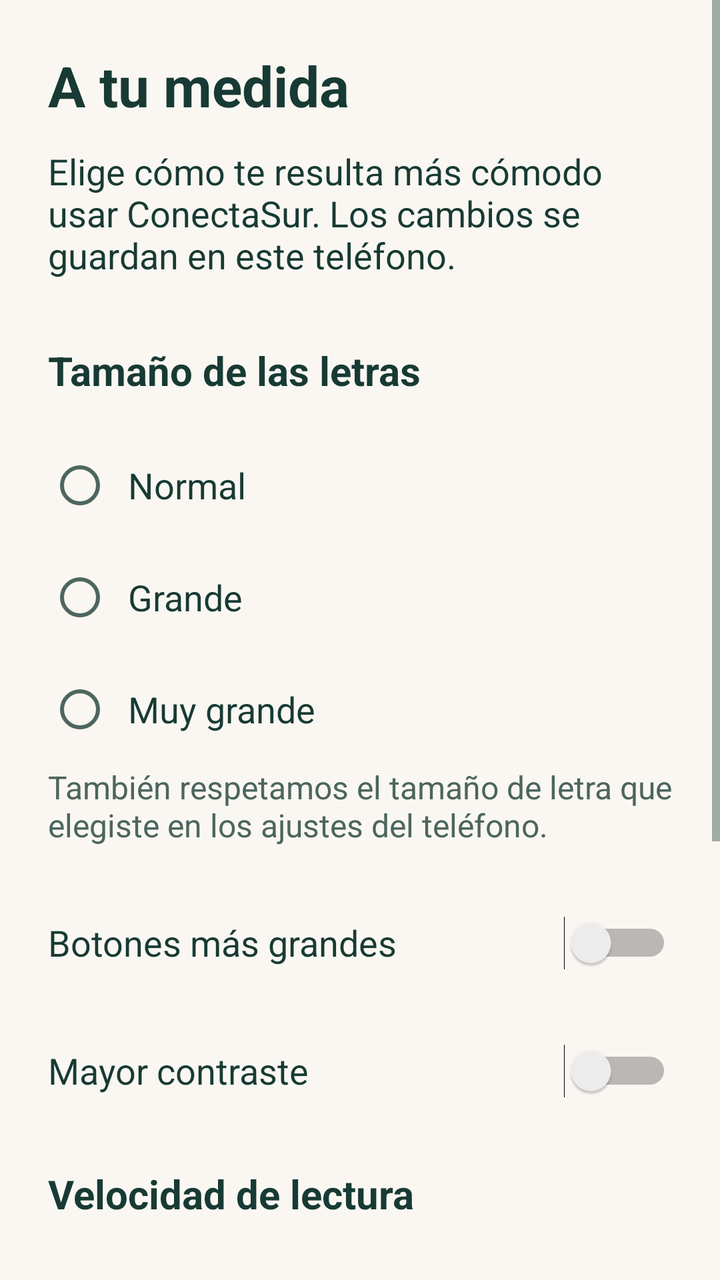
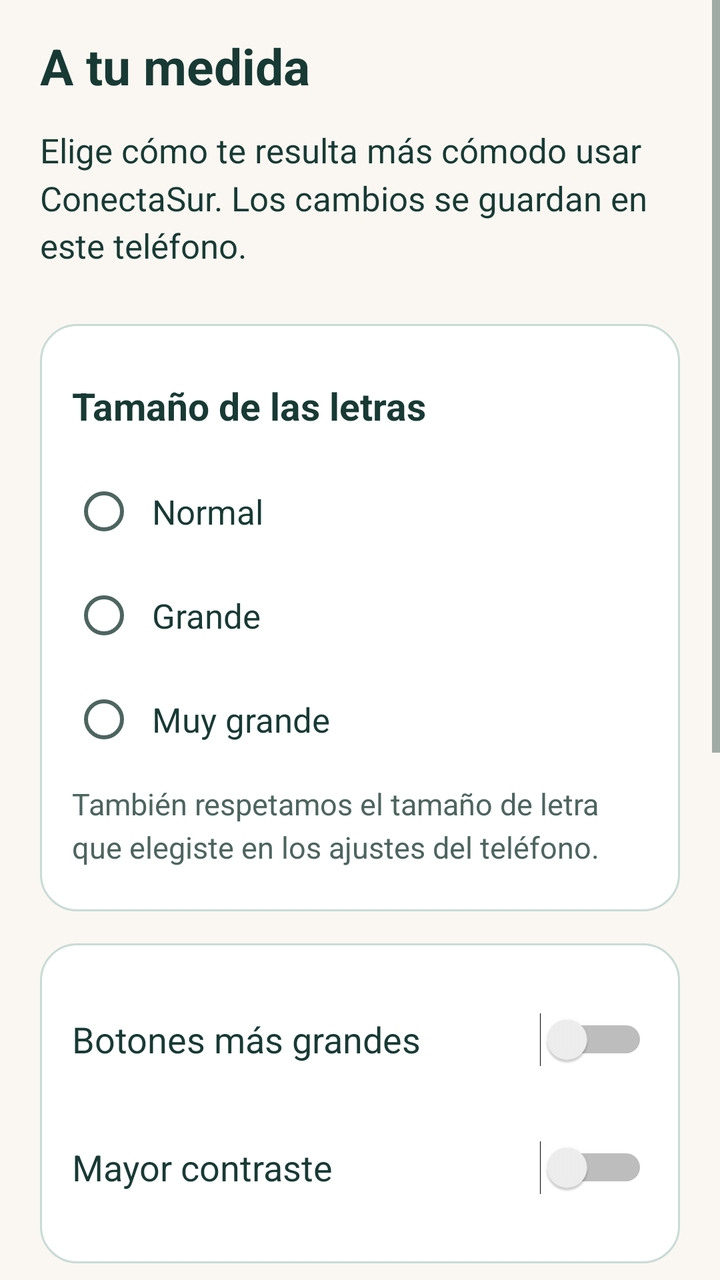

Screens rendered from an Android XML layout before and after an edit, with the pre-edit source and the edit as a unified diff.
<!-- AndroidManifest.xml: application theme Theme.ConectaSur -->
<!-- res/layout/screen_settings.xml -->
<?xml version='1.0' encoding='utf-8'?>
<ScrollView xmlns:android="http://schemas.android.com/apk/res/android" xmlns:tools="http://schemas.android.com/tools" android:id="@+id/page_scroll" android:layout_width="match_parent" android:layout_height="match_parent" android:fillViewport="true" tools:theme="@style/Theme.ConectaSur">
    <LinearLayout android:layout_width="match_parent" android:layout_height="wrap_content" android:orientation="vertical" android:padding="24dp">
        <TextView android:id="@+id/page_title" style="@style/ConectaSur.Title" android:layout_width="match_parent" android:layout_height="wrap_content" android:text="@string/settings_title" />
        <TextView android:id="@+id/settings_intro" style="@style/ConectaSur.Body" android:layout_width="match_parent" android:layout_height="wrap_content" android:text="@string/settings_intro" />
        <TextView android:id="@+id/text_size" style="@style/ConectaSur.Section" android:layout_width="match_parent" android:layout_height="wrap_content" android:text="@string/text_size" />
        <RadioGroup android:id="@+id/text_size_group" android:layout_width="match_parent" android:layout_height="wrap_content" android:orientation="vertical">
            <RadioButton android:id="@+id/text_normal" style="@style/ConectaSur.Option" android:layout_width="match_parent" android:layout_height="wrap_content" android:text="@string/normal" />
            <RadioButton android:id="@+id/text_large" style="@style/ConectaSur.Option" android:layout_width="match_parent" android:layout_height="wrap_content" android:text="@string/large" />
            <RadioButton android:id="@+id/text_very_large" style="@style/ConectaSur.Option" android:layout_width="match_parent" android:layout_height="wrap_content" android:text="@string/very_large" />
        </RadioGroup>
        <TextView android:id="@+id/system_text" style="@style/ConectaSur.Label" android:layout_width="match_parent" android:layout_height="wrap_content" android:text="@string/system_text" />
        <Switch android:id="@+id/big_buttons" android:layout_width="match_parent" android:layout_height="wrap_content" android:minHeight="64dp" android:paddingTop="12dp" android:paddingBottom="12dp" android:textSize="18sp" android:textColor="?attr/appInk" android:text="@string/big_buttons" />
        <Switch android:id="@+id/high_contrast" android:layout_width="match_parent" android:layout_height="wrap_content" android:minHeight="64dp" android:paddingTop="12dp" android:paddingBottom="12dp" android:textSize="18sp" android:textColor="?attr/appInk" android:text="@string/high_contrast" />
        <TextView android:id="@+id/reading_speed" style="@style/ConectaSur.Section" android:layout_width="match_parent" android:layout_height="wrap_content" android:text="@string/reading_speed" />
        <RadioGroup android:id="@+id/speed_group" android:layout_width="match_parent" android:layout_height="wrap_content" android:orientation="vertical">
            <RadioButton android:id="@+id/speed_normal" style="@style/ConectaSur.Option" android:layout_width="match_parent" android:layout_height="wrap_content" android:text="@string/normal_speed" />
            <RadioButton android:id="@+id/speed_slow" style="@style/ConectaSur.Option" android:layout_width="match_parent" android:layout_height="wrap_content" android:text="@string/slow_speed" />
        </RadioGroup>
        <TextView android:id="@+id/voice_note" style="@style/ConectaSur.Label" android:layout_width="match_parent" android:layout_height="wrap_content" android:text="@string/voice_note" />
        <Button android:id="@+id/try_voice" style="@style/ConectaSur.Button" android:layout_width="match_parent" android:layout_height="wrap_content" android:text="@string/try_voice" />
        <Button android:id="@+id/reset_settings" style="@style/ConectaSur.Button" android:layout_width="match_parent" android:layout_height="wrap_content" android:text="@string/reset_settings" />
    </LinearLayout>
</ScrollView>
<!-- resources referenced by this layout -->
<resources>
  <style name="ConectaSur.Body" parent="android:Widget.TextView">
          <item name="android:textSize">18sp</item>
          <item name="android:textColor">?attr/appInk</item>
          <item name="android:layout_marginBottom">16dp</item>
      </style>
  <style name="ConectaSur.Button" parent="android:Widget.Button">
          <item name="android:background">@drawable/button_outline</item>
          <item name="android:textColor">?attr/appInk</item>
          <item name="android:textSize">18sp</item>
          <item name="android:textAllCaps">false</item>
          <item name="android:minHeight">56dp</item>
          <item name="android:paddingStart">16dp</item>
          <item name="android:paddingEnd">16dp</item>
          <item name="android:paddingTop">12dp</item>
          <item name="android:paddingBottom">12dp</item>
          <item name="android:layout_marginBottom">12dp</item>
          <item name="android:drawablePadding">12dp</item>
          <item name="android:stateListAnimator">@null</item>
      </style>
  <style name="ConectaSur.Label" parent="ConectaSur.Body">
          <item name="android:textSize">16sp</item>
          <item name="android:textColor">?attr/appMuted</item>
      </style>
  <style name="ConectaSur.Option" parent="android:Widget.CompoundButton.RadioButton">
          <item name="android:textSize">18sp</item>
          <item name="android:textColor">?attr/appInk</item>
          <item name="android:minHeight">56dp</item>
          <item name="android:padding">8dp</item>
      </style>
  <style name="ConectaSur.Section" parent="ConectaSur.Body">
          <item name="android:textSize">20sp</item>
          <item name="android:textStyle">bold</item>
          <item name="android:layout_marginTop">16dp</item>
      </style>
  <style name="ConectaSur.Title" parent="android:Widget.TextView">
          <item name="android:textSize">28sp</item>
          <item name="android:textStyle">bold</item>
          <item name="android:textColor">?attr/appInk</item>
          <item name="android:layout_marginBottom">12dp</item>
      </style>
  <style name="Theme.ConectaSur" parent="android:style/Theme.Material.Light.NoActionBar">
          <item name="android:fontFamily">sans-serif</item>
          <item name="android:windowLightStatusBar">true</item>
          <item name="android:colorAccent">@color/conectasur_forest</item>
          <item name="android:windowBackground">@color/conectasur_cream</item>
          <item name="android:colorBackground">@color/conectasur_cream</item>
          <item name="android:textColorPrimary">@color/conectasur_ink</item>
          <item name="android:textColorSecondary">#4D655F</item>
          <item name="appInk">@color/conectasur_ink</item>
          <item name="appMuted">#4D655F</item>
          <item name="appSurface">#FFFFFF</item>
          <item name="appPrimary">@color/conectasur_forest</item>
          <item name="appBorder">#CAD8D1</item>
      </style>
  <!-- drawable button_outline (drawable) -->
  <?xml version='1.0' encoding='utf-8'?>
  <selector xmlns:android="http://schemas.android.com/apk/res/android">
      <item android:state_pressed="true">
          <shape>
              <solid android:color="#DCEDE6" />
              <corners android:radius="16dp" />
              <stroke android:width="3dp" android:color="?attr/appInk" />
          </shape>
      </item>
      <item android:state_focused="true">
          <shape>
              <solid android:color="?attr/appSurface" />
              <corners android:radius="16dp" />
              <stroke android:width="3dp" android:color="#A85D17" />
          </shape>
      </item>
      <item android:state_selected="true">
          <shape>
              <solid android:color="?attr/appSurface" />
              <corners android:radius="16dp" />
              <stroke android:width="3dp" android:color="?attr/appPrimary" />
          </shape>
      </item>
      <item>
          <shape>
              <solid android:color="?attr/appSurface" />
              <corners android:radius="16dp" />
              <stroke android:width="1dp" android:color="?attr/appBorder" />
          </shape>
      </item>
  </selector>
  <!-- unchanged entries left out for length: 18 -->
</resources>

<!-- the commit's change to res/layout/screen_settings.xml (unified diff, before → after) -->
@@ -1,24 +1,181 @@
-<?xml version='1.0' encoding='utf-8'?>
-<ScrollView xmlns:android="http://schemas.android.com/apk/res/android" xmlns:tools="http://schemas.android.com/tools" android:id="@+id/page_scroll" android:layout_width="match_parent" android:layout_height="match_parent" android:fillViewport="true" tools:theme="@style/Theme.ConectaSur">
-    <LinearLayout android:layout_width="match_parent" android:layout_height="wrap_content" android:orientation="vertical" android:padding="24dp">
-        <TextView android:id="@+id/page_title" style="@style/ConectaSur.Title" android:layout_width="match_parent" android:layout_height="wrap_content" android:text="@string/settings_title" />
-        <TextView android:id="@+id/settings_intro" style="@style/ConectaSur.Body" android:layout_width="match_parent" android:layout_height="wrap_content" android:text="@string/settings_intro" />
-        <TextView android:id="@+id/text_size" style="@style/ConectaSur.Section" android:layout_width="match_parent" android:layout_height="wrap_content" android:text="@string/text_size" />
-        <RadioGroup android:id="@+id/text_size_group" android:layout_width="match_parent" android:layout_height="wrap_content" android:orientation="vertical">
-            <RadioButton android:id="@+id/text_normal" style="@style/ConectaSur.Option" android:layout_width="match_parent" android:layout_height="wrap_content" android:text="@string/normal" />
-            <RadioButton android:id="@+id/text_large" style="@style/ConectaSur.Option" android:layout_width="match_parent" android:layout_height="wrap_content" android:text="@string/large" />
-            <RadioButton android:id="@+id/text_very_large" style="@style/ConectaSur.Option" android:layout_width="match_parent" android:layout_height="wrap_content" android:text="@string/very_large" />
-        </RadioGroup>
-        <TextView android:id="@+id/system_text" style="@style/ConectaSur.Label" android:layout_width="match_parent" android:layout_height="wrap_content" android:text="@string/system_text" />
-        <Switch android:id="@+id/big_buttons" android:layout_width="match_parent" android:layout_height="wrap_content" android:minHeight="64dp" android:paddingTop="12dp" android:paddingBottom="12dp" android:textSize="18sp" android:textColor="?attr/appInk" android:text="@string/big_buttons" />
-        <Switch android:id="@+id/high_contrast" android:layout_width="match_parent" android:layout_height="wrap_content" android:minHeight="64dp" android:paddingTop="12dp" android:paddingBottom="12dp" android:textSize="18sp" android:textColor="?attr/appInk" android:text="@string/high_contrast" />
-        <TextView android:id="@+id/reading_speed" style="@style/ConectaSur.Section" android:layout_width="match_parent" android:layout_height="wrap_content" android:text="@string/reading_speed" />
-        <RadioGroup android:id="@+id/speed_group" android:layout_width="match_parent" android:layout_height="wrap_content" android:orientation="vertical">
-            <RadioButton android:id="@+id/speed_normal" style="@style/ConectaSur.Option" android:layout_width="match_parent" android:layout_height="wrap_content" android:text="@string/normal_speed" />
-            <RadioButton android:id="@+id/speed_slow" style="@style/ConectaSur.Option" android:layout_width="match_parent" android:layout_height="wrap_content" android:text="@string/slow_speed" />
-        </RadioGroup>
-        <TextView android:id="@+id/voice_note" style="@style/ConectaSur.Label" android:layout_width="match_parent" android:layout_height="wrap_content" android:text="@string/voice_note" />
-        <Button android:id="@+id/try_voice" style="@style/ConectaSur.Button" android:layout_width="match_parent" android:layout_height="wrap_content" android:text="@string/try_voice" />
-        <Button android:id="@+id/reset_settings" style="@style/ConectaSur.Button" android:layout_width="match_parent" android:layout_height="wrap_content" android:text="@string/reset_settings" />
+<?xml version="1.0" encoding="utf-8"?>
+<ScrollView xmlns:android="http://schemas.android.com/apk/res/android"
+    xmlns:tools="http://schemas.android.com/tools"
+    android:id="@+id/page_scroll"
+    android:layout_width="match_parent"
+    android:layout_height="match_parent"
+    android:background="?attr/appBackground"
+    android:fillViewport="true"
+    tools:theme="@style/Theme.ConectaSur">
+
+    <LinearLayout
+        android:layout_width="match_parent"
+        android:layout_height="wrap_content"
+        android:orientation="vertical"
+        android:paddingHorizontal="@dimen/space_lg"
+        android:paddingTop="@dimen/space_md"
+        android:paddingBottom="@dimen/space_xl">
+
+        <TextView
+            android:id="@+id/page_title"
+            style="@style/ConectaSur.Title"
+            android:layout_width="match_parent"
+            android:layout_height="wrap_content"
+            android:text="@string/settings_title" />
+
+        <TextView
+            android:id="@+id/settings_intro"
+            style="@style/ConectaSur.Body"
+            android:layout_width="match_parent"
+            android:layout_height="wrap_content"
+            android:layout_marginTop="@dimen/space_xs"
+            android:text="@string/settings_intro" />
+
+        
+        <LinearLayout
+            android:layout_width="match_parent"
+            android:layout_height="wrap_content"
+            android:layout_marginTop="@dimen/space_md"
+            android:background="@drawable/card_surface"
+            android:orientation="vertical"
+            android:padding="@dimen/space_md">
+
+            <TextView
+                android:id="@+id/text_size"
+                style="@style/ConectaSur.Section"
+                android:layout_width="match_parent"
+                android:layout_height="wrap_content"
+                android:text="@string/text_size" />
+
+            <RadioGroup
+                android:id="@+id/text_size_group"
+                android:layout_width="match_parent"
+                android:layout_height="wrap_content"
+                android:layout_marginTop="@dimen/space_xs"
+                android:orientation="vertical">
+
+                <RadioButton
+                    android:id="@+id/text_normal"
+                    style="@style/ConectaSur.Option"
+                    android:layout_width="match_parent"
+                    android:layout_height="wrap_content"
+                    android:text="@string/normal" />
+
+                <RadioButton
+                    android:id="@+id/text_large"
+                    style="@style/ConectaSur.Option"
+                    android:layout_width="match_parent"
+                    android:layout_height="wrap_content"
+                    android:text="@string/large" />
+
+                <RadioButton
+                    android:id="@+id/text_very_large"
+                    style="@style/ConectaSur.Option"
+                    android:layout_width="match_parent"
+                    android:layout_height="wrap_content"
+                    android:text="@string/very_large" />
+            </RadioGroup>
+
+            <TextView
+                android:id="@+id/system_text"
+                style="@style/ConectaSur.Label"
+                android:layout_width="match_parent"
+                android:layout_height="wrap_content"
+                android:layout_marginTop="@dimen/space_xs"
+                android:text="@string/system_text" />
+        </LinearLayout>
+
+        
+        <LinearLayout
+            android:layout_width="match_parent"
+            android:layout_height="wrap_content"
+            android:layout_marginTop="@dimen/space_md"
+            android:background="@drawable/card_surface"
+            android:orientation="vertical"
+            android:padding="@dimen/space_md">
+
+            <Switch
+                android:id="@+id/big_buttons"
+                android:layout_width="match_parent"
+                android:layout_height="wrap_content"
+                android:minHeight="64dp"
+                android:paddingVertical="12dp"
+                android:text="@string/big_buttons"
+                android:textColor="?attr/appInk"
+                android:textSize="18sp" />
+
+            <Switch
+                android:id="@+id/high_contrast"
+                android:layout_width="match_parent"
+                android:layout_height="wrap_content"
+                android:minHeight="64dp"
+                android:paddingVertical="12dp"
+                android:text="@string/high_contrast"
+                android:textColor="?attr/appInk"
+                android:textSize="18sp" />
+        </LinearLayout>
+
+        
+        <LinearLayout
+            android:layout_width="match_parent"
+            android:layout_height="wrap_content"
+            android:layout_marginTop="@dimen/space_md"
+            android:background="@drawable/card_surface"
+            android:orientation="vertical"
+            android:padding="@dimen/space_md">
+
+            <TextView
+                android:id="@+id/reading_speed"
+                style="@style/ConectaSur.Section"
+                android:layout_width="match_parent"
+                android:layout_height="wrap_content"
+                android:text="@string/reading_speed" />
+
+            <RadioGroup
+                android:id="@+id/speed_group"
+                android:layout_width="match_parent"
+                android:layout_height="wrap_content"
+                android:layout_marginTop="@dimen/space_xs"
+                android:orientation="vertical">
+
+                <RadioButton
+                    android:id="@+id/speed_normal"
+                    style="@style/ConectaSur.Option"
+                    android:layout_width="match_parent"
+                    android:layout_height="wrap_content"
+                    android:text="@string/normal_speed" />
+
+                <RadioButton
+                    android:id="@+id/speed_slow"
+                    style="@style/ConectaSur.Option"
+                    android:layout_width="match_parent"
+                    android:layout_height="wrap_content"
+                    android:text="@string/slow_speed" />
+            </RadioGroup>
+
+            <TextView
+                android:id="@+id/voice_note"
+                style="@style/ConectaSur.Label"
+                android:layout_width="match_parent"
+                android:layout_height="wrap_content"
+                android:layout_marginTop="@dimen/space_xs"
+                android:text="@string/voice_note" />
+
+            <Button
+                android:id="@+id/try_voice"
+                style="@style/ConectaSur.Button.Tonal"
+                android:layout_width="match_parent"
+                android:layout_height="wrap_content"
+                android:layout_marginTop="@dimen/space_sm"
+                android:text="@string/try_voice" />
+        </LinearLayout>
+
+        <Button
+            android:id="@+id/reset_settings"
+            style="@style/ConectaSur.Button.Danger"
+            android:layout_width="match_parent"
+            android:layout_height="wrap_content"
+            android:layout_marginTop="@dimen/space_md"
+            android:text="@string/reset_settings" />
     </LinearLayout>
 </ScrollView>
<!-- resource entries referenced after the edit -->
@@ -1,91 +1,168 @@
 <!-- resources referenced by this layout -->
 <resources>
+  <dimen name="space_lg">20dp</dimen>
+  <dimen name="space_md">16dp</dimen>
+  <dimen name="space_sm">10dp</dimen>
+  <dimen name="space_xl">28dp</dimen>
+  <dimen name="space_xs">6dp</dimen>
+  <!-- drawable card_surface (drawable) -->
+  <?xml version="1.0" encoding="utf-8"?>
+  <shape xmlns:android="http://schemas.android.com/apk/res/android">
+      <solid android:color="?attr/appSurface" />
+      <stroke android:width="1dp" android:color="?attr/appBorder" />
+      <corners android:radius="18dp" />
+  </shape>
   <style name="ConectaSur.Body" parent="android:Widget.TextView">
-          <item name="android:textSize">18sp</item>
+          <item name="android:textSize">17sp</item>
           <item name="android:textColor">?attr/appInk</item>
-          <item name="android:layout_marginBottom">16dp</item>
+          <item name="android:lineSpacingMultiplier">1.2</item>
+          <item name="android:layout_marginBottom">12dp</item>
+      </style>
+  <style name="ConectaSur.Button.Danger" parent="ConectaSur.Button">
+          <item name="android:background">@drawable/button_danger_tonal</item>
+          <item name="android:textColor">@color/conectasur_danger</item>
+      </style>
+  <style name="ConectaSur.Button.Tonal" parent="ConectaSur.Button">
+          <item name="android:background">@drawable/button_tonal</item>
+          <item name="android:textColor">?attr/appInk</item>
       </style>
   <style name="ConectaSur.Button" parent="android:Widget.Button">
           <item name="android:background">@drawable/button_outline</item>
           <item name="android:textColor">?attr/appInk</item>
-          <item name="android:textSize">18sp</item>
+          <item name="android:textSize">17sp</item>
+          <item name="android:textStyle">bold</item>
           <item name="android:textAllCaps">false</item>
-          <item name="android:minHeight">56dp</item>
+          <item name="android:minHeight">52dp</item>
           <item name="android:paddingStart">16dp</item>
           <item name="android:paddingEnd">16dp</item>
-          <item name="android:paddingTop">12dp</item>
-          <item name="android:paddingBottom">12dp</item>
-          <item name="android:layout_marginBottom">12dp</item>
-          <item name="android:drawablePadding">12dp</item>
+          <item name="android:paddingTop">10dp</item>
+          <item name="android:paddingBottom">10dp</item>
+          <item name="android:layout_marginBottom">10dp</item>
+          <item name="android:drawablePadding">10dp</item>
           <item name="android:stateListAnimator">@null</item>
       </style>
+  <!-- drawable button_danger_tonal (drawable) -->
+  <?xml version="1.0" encoding="utf-8"?>
+  <selector xmlns:android="http://schemas.android.com/apk/res/android">
+      <item android:state_pressed="true">
+          <shape>
+              <solid android:color="#F7D8D6" />
+              <corners android:radius="14dp" />
+              <stroke android:width="2dp" android:color="@color/conectasur_danger" />
+          </shape>
+      </item>
+      <item>
+          <shape>
+              <solid android:color="@color/conectasur_danger_soft" />
+              <corners android:radius="14dp" />
+              <stroke android:width="1dp" android:color="@color/conectasur_danger_border" />
+          </shape>
+      </item>
+  </selector>
+  <color name="conectasur_danger">#B3261E</color>
+  <!-- drawable button_tonal (drawable) -->
+  <?xml version="1.0" encoding="utf-8"?>
+  <selector xmlns:android="http://schemas.android.com/apk/res/android">
+      <item android:state_pressed="true">
+          <shape>
+              <solid android:color="#CFE4DD" />
+              <corners android:radius="14dp" />
+              <stroke android:width="2dp" android:color="?attr/appPrimary" />
+          </shape>
+      </item>
+      <item android:state_focused="true">
+          <shape>
+              <solid android:color="@color/conectasur_forest_soft" />
+              <corners android:radius="14dp" />
+              <stroke android:width="2dp" android:color="?attr/appPrimary" />
+          </shape>
+      </item>
+      <item>
+          <shape>
+              <solid android:color="@color/conectasur_forest_soft" />
+              <corners android:radius="14dp" />
+              <stroke android:width="1dp" android:color="@color/conectasur_forest_border" />
+          </shape>
+      </item>
+  </selector>
+  <color name="conectasur_muted">#4D655F</color>
+  <color name="conectasur_surface">#FFFFFF</color>
+  <color name="conectasur_forest_border">#C8DBD5</color>
   <style name="ConectaSur.Label" parent="ConectaSur.Body">
-          <item name="android:textSize">16sp</item>
+          <item name="android:textSize">15sp</item>
           <item name="android:textColor">?attr/appMuted</item>
+          <item name="android:layout_marginBottom">6dp</item>
       </style>
   <style name="ConectaSur.Option" parent="android:Widget.CompoundButton.RadioButton">
-          <item name="android:textSize">18sp</item>
+          <item name="android:textSize">17sp</item>
           <item name="android:textColor">?attr/appInk</item>
-          <item name="android:minHeight">56dp</item>
+          <item name="android:minHeight">52dp</item>
           <item name="android:padding">8dp</item>
       </style>
   <style name="ConectaSur.Section" parent="ConectaSur.Body">
-          <item name="android:textSize">20sp</item>
+          <item name="android:textSize">19sp</item>
           <item name="android:textStyle">bold</item>
-          <item name="android:layout_marginTop">16dp</item>
+          <item name="android:layout_marginTop">12dp</item>
+          <item name="android:layout_marginBottom">8dp</item>
       </style>
   <style name="ConectaSur.Title" parent="android:Widget.TextView">
-          <item name="android:textSize">28sp</item>
+          <item name="android:textSize">25sp</item>
           <item name="android:textStyle">bold</item>
           <item name="android:textColor">?attr/appInk</item>
-          <item name="android:layout_marginBottom">12dp</item>
+          <item name="android:lineSpacingMultiplier">1.12</item>
+          <item name="android:layout_marginBottom">8dp</item>
       </style>
   <style name="Theme.ConectaSur" parent="android:style/Theme.Material.Light.NoActionBar">
           <item name="android:fontFamily">sans-serif</item>
           <item name="android:windowLightStatusBar">true</item>
+          <item name="android:statusBarColor">@color/conectasur_cream</item>
           <item name="android:colorAccent">@color/conectasur_forest</item>
           <item name="android:windowBackground">@color/conectasur_cream</item>
           <item name="android:colorBackground">@color/conectasur_cream</item>
           <item name="android:textColorPrimary">@color/conectasur_ink</item>
-          <item name="android:textColorSecondary">#4D655F</item>
+          <item name="android:textColorSecondary">@color/conectasur_muted</item>
           <item name="appInk">@color/conectasur_ink</item>
-          <item name="appMuted">#4D655F</item>
-          <item name="appSurface">#FFFFFF</item>
+          <item name="appMuted">@color/conectasur_muted</item>
+          <item name="appSurface">@color/conectasur_surface</item>
           <item name="appPrimary">@color/conectasur_forest</item>
-          <item name="appBorder">#CAD8D1</item>
+          <item name="appBorder">@color/conectasur_forest_border</item>
+          <item name="appBackground">@color/conectasur_cream</item>
       </style>
   <!-- drawable button_outline (drawable) -->
-  <?xml version='1.0' encoding='utf-8'?>
+  <?xml version="1.0" encoding="utf-8"?>
   <selector xmlns:android="http://schemas.android.com/apk/res/android">
       <item android:state_pressed="true">
           <shape>
-              <solid android:color="#DCEDE6" />
-              <corners android:radius="16dp" />
-              <stroke android:width="3dp" android:color="?attr/appInk" />
+              <solid android:color="#DCECE6" />
+              <corners android:radius="14dp" />
+              <stroke android:width="2dp" android:color="?attr/appInk" />
           </shape>
       </item>
       <item android:state_focused="true">
           <shape>
               <solid android:color="?attr/appSurface" />
-              <corners android:radius="16dp" />
-              <stroke android:width="3dp" android:color="#A85D17" />
+              <corners android:radius="14dp" />
+              <stroke android:width="2dp" android:color="?attr/appPrimary" />
           </shape>
       </item>
       <item android:state_selected="true">
           <shape>
-              <solid android:color="?attr/appSurface" />
-              <corners android:radius="16dp" />
-              <stroke android:width="3dp" android:color="?attr/appPrimary" />
+              <solid android:color="@color/conectasur_forest_soft" />
+              <corners android:radius="14dp" />
+              <stroke android:width="2dp" android:color="?attr/appPrimary" />
           </shape>
       </item>
       <item>
           <shape>
               <solid android:color="?attr/appSurface" />
-              <corners android:radius="16dp" />
-              <stroke android:width="1dp" android:color="?attr/appBorder" />
+              <corners android:radius="14dp" />
+              <stroke android:width="1.5dp" android:color="?attr/appBorder" />
           </shape>
       </item>
   </selector>
+  <color name="conectasur_danger_soft">#FCEEEE</color>
+  <color name="conectasur_danger_border">#EBC4C2</color>
+  <color name="conectasur_forest_soft">#E6F1EE</color>
   <!-- unchanged entries left out for length: 18 -->
 </resources>
 
